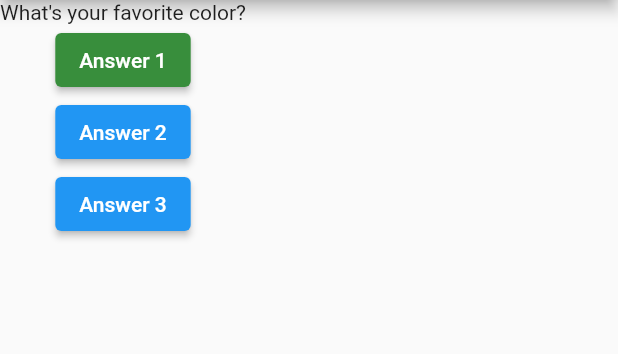
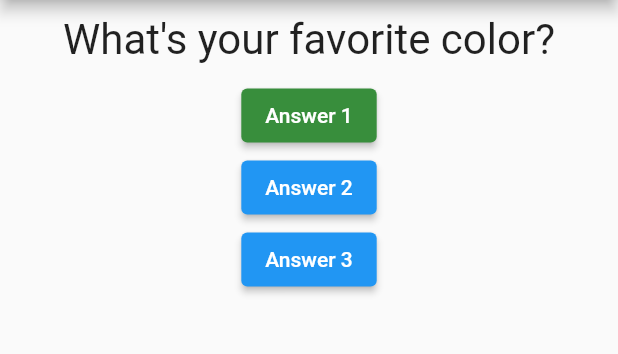
Before and after one commit to bangsikishan/Flutter_Practice, a Flutter app: the screen it shows after launch, on a phone screen of 412 x 824 dp, the part 84-438 px from its top. Run offline on Flutter 3.47's test engine with Material 2 defaults, Android fonts, the phone set to English and light mode, and no system bars.

Commit message:
Wrap Text widget with Container widget and add width & margin property to it

```diff
--- a/lib/question.dart
+++ b/lib/question.dart
@@ -2,12 +2,19 @@ import 'package:flutter/material.dart';
 
 
 class Question extends StatelessWidget {
-  String questionText;
+  final String questionText;
 
-  Question(this.questionText, {super.key});
+  const Question(this.questionText, {super.key});
 
   @override
   Widget build(BuildContext context) {
-    return Text(questionText);
+    return Container(
+      width: double.infinity,
+      margin: const EdgeInsets.all(10),
+        child: Text(
+          questionText,
+          style: const TextStyle(fontSize: 28),
+          textAlign: TextAlign.center,
+    ));
   }
 }
```
